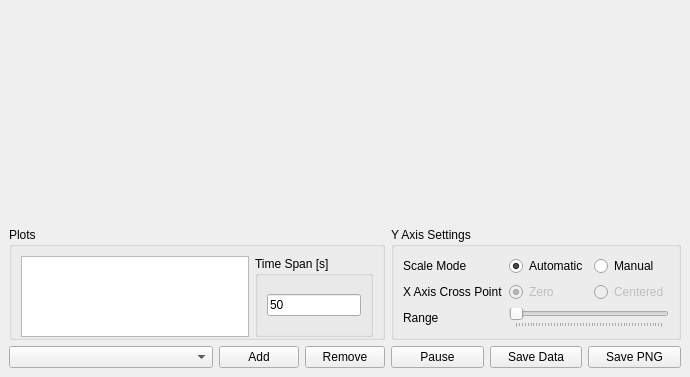
This is src/view/plotter_window.ui in skjafar/pcviewer as Qt 5 draws it before an edit. The edited form follows.
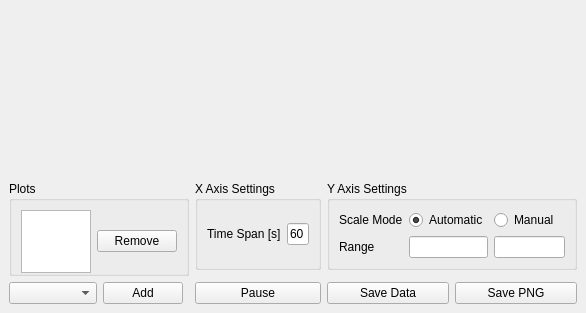
This is the edited form. Icons and pictures are not drawn. Custom widgets are drawn as their Qt base class.

Commit message: Fixed PF file reading, now read as decimal then converted to float\ Fixed plotter width settings\ loads even with no devices map file now

The edit to the form file:
```diff
--- a/src/view/plotter_window.ui
+++ b/src/view/plotter_window.ui
@@ -6,8 +6,8 @@
    <rect>
     <x>0</x>
     <y>0</y>
-    <width>690</width>
-    <height>377</height>
+    <width>579</width>
+    <height>313</height>
    </rect>
   </property>
   <property name="windowTitle">
@@ -27,7 +27,27 @@
     </item>
     <item>
      <layout class="QGridLayout" name="lytSettings">
-      <item row="1" column="1">
+      <property name="sizeConstraint">
+       <enum>QLayout::SetDefaultConstraint</enum>
+      </property>
+      <item row="2" column="4">
+       <widget class="QPushButton" name="btnSaveData">
+        <property name="text">
+         <string>Save Data</string>
+        </property>
+        <property name="icon">
+         <iconset resource="../resources.qrc">
+          <normaloff>:/resources/images/save.png</normaloff>:/resources/images/save.png</iconset>
+        </property>
+        <property name="iconSize">
+         <size>
+          <width>24</width>
+          <height>17</height>
+         </size>
+        </property>
+       </widget>
+      </item>
+      <item row="2" column="1">
        <widget class="QPushButton" name="btnAdd">
         <property name="text">
          <string>Add</string>
@@ -44,10 +64,10 @@
         </property>
        </widget>
       </item>
-      <item row="1" column="4">
-       <widget class="QPushButton" name="btnSaveData">
+      <item row="2" column="3">
+       <widget class="QPushButton" name="btnPause">
         <property name="text">
-         <string>Save Data</string>
+         <string>Pause</string>
         </property>
         <property name="icon">
          <iconset resource="../resources.qrc">
@@ -59,9 +79,12 @@
           <height>17</height>
          </size>
         </property>
+        <property name="checkable">
+         <bool>true</bool>
+        </property>
        </widget>
       </item>
-      <item row="1" column="0">
+      <item row="2" column="0">
        <widget class="QComboBox" name="cmbRegisters">
         <property name="sizePolicy">
          <sizepolicy hsizetype="Expanding" vsizetype="Fixed">
@@ -71,24 +94,7 @@
         </property>
        </widget>
       </item>
-      <item row="1" column="2">
-       <widget class="QPushButton" name="btnRemove">
-        <property name="text">
-         <string>Remove</string>
-        </property>
-        <property name="icon">
-         <iconset resource="../resources.qrc">
-          <normaloff>:/resources/images/remove.png</normaloff>:/resources/images/remove.png</iconset>
-        </property>
-        <property name="iconSize">
-         <size>
-          <width>24</width>
-          <height>17</height>
-         </size>
-        </property>
-       </widget>
-      </item>
-      <item row="1" column="5">
+      <item row="2" column="5">
        <widget class="QPushButton" name="btnSavePNG">
         <property name="text">
          <string>Save PNG</string>
@@ -105,57 +111,7 @@
         </property>
        </widget>
       </item>
-      <item row="0" column="0" colspan="3">
-       <widget class="QGroupBox" name="grpPlots">
-        <property name="sizePolicy">
-         <sizepolicy hsizetype="Preferred" vsizetype="Ignored">
-          <horstretch>0</horstretch>
-          <verstretch>0</verstretch>
-         </sizepolicy>
-        </property>
-        <property name="title">
-         <string>Plots</string>
-        </property>
-        <layout class="QGridLayout" name="gridLayout_3">
-         <property name="bottomMargin">
-          <number>0</number>
-         </property>
-         <item row="4" column="0" colspan="2">
-          <widget class="QListWidget" name="lstPlots">
-           <property name="sizePolicy">
-            <sizepolicy hsizetype="Expanding" vsizetype="Expanding">
-             <horstretch>0</horstretch>
-             <verstretch>0</verstretch>
-            </sizepolicy>
-           </property>
-          </widget>
-         </item>
-         <item row="4" column="2">
-          <widget class="QGroupBox" name="grpTimeSpan">
-           <property name="title">
-            <string>Time Span [s]</string>
-           </property>
-           <layout class="QGridLayout" name="gridLayout">
-            <item row="0" column="0">
-             <widget class="QLineEdit" name="txtTimeSpan">
-              <property name="sizePolicy">
-               <sizepolicy hsizetype="Preferred" vsizetype="Fixed">
-                <horstretch>0</horstretch>
-                <verstretch>0</verstretch>
-               </sizepolicy>
-              </property>
-              <property name="text">
-               <string>50</string>
-              </property>
-             </widget>
-            </item>
-           </layout>
-          </widget>
-         </item>
-        </layout>
-       </widget>
-      </item>
-      <item row="0" column="3" colspan="3">
+      <item row="0" column="4" colspan="2">
        <widget class="QGroupBox" name="grpYAxis">
         <property name="sizePolicy">
          <sizepolicy hsizetype="Preferred" vsizetype="Maximum">
@@ -190,13 +146,10 @@
            </attribute>
           </widget>
          </item>
-         <item row="1" column="1">
-          <widget class="QRadioButton" name="optZero">
-           <property name="enabled">
-            <bool>false</bool>
-           </property>
+         <item row="0" column="1">
+          <widget class="QRadioButton" name="optAutomatic">
            <property name="text">
-            <string>Zero</string>
+            <string>Automatic</string>
            </property>
            <property name="checked">
             <bool>true</bool>
@@ -206,7 +159,7 @@
            </attribute>
           </widget>
          </item>
-         <item row="2" column="0">
+         <item row="1" column="0">
           <widget class="QLabel" name="lblRange">
            <property name="text">
             <string>Range</string>
@@ -214,90 +167,133 @@
           </widget>
          </item>
          <item row="1" column="2">
-          <widget class="QRadioButton" name="optCentered">
-           <property name="enabled">
-            <bool>false</bool>
+          <widget class="QLineEdit" name="txtPlotUpper">
+           <property name="sizePolicy">
+            <sizepolicy hsizetype="MinimumExpanding" vsizetype="Fixed">
+             <horstretch>0</horstretch>
+             <verstretch>0</verstretch>
+            </sizepolicy>
            </property>
-           <property name="text">
-            <string>Centered</string>
+           <property name="minimumSize">
+            <size>
+             <width>71</width>
+             <height>0</height>
+            </size>
            </property>
            <attribute name="buttonGroup">
             <string notr="true">grpCrossPoint</string>
            </attribute>
           </widget>
          </item>
-         <item row="1" column="0">
-          <widget class="QLabel" name="lblXAxisCrossPoint">
+         <item row="1" column="1">
+          <widget class="QLineEdit" name="txtPlotLower">
            <property name="sizePolicy">
-            <sizepolicy hsizetype="Maximum" vsizetype="Preferred">
+            <sizepolicy hsizetype="MinimumExpanding" vsizetype="Fixed">
              <horstretch>0</horstretch>
              <verstretch>0</verstretch>
             </sizepolicy>
            </property>
-           <property name="text">
-            <string>X Axis Cross Point</string>
-           </property>
-          </widget>
-         </item>
-         <item row="0" column="1">
-          <widget class="QRadioButton" name="optAutomatic">
-           <property name="text">
-            <string>Automatic</string>
-           </property>
-           <property name="checked">
-            <bool>true</bool>
-           </property>
-           <attribute name="buttonGroup">
-            <string notr="true">grpScaleMode</string>
-           </attribute>
-          </widget>
-         </item>
-         <item row="2" column="1" colspan="2">
-          <widget class="QSlider" name="sliUnits">
-           <property name="enabled">
-            <bool>false</bool>
-           </property>
-           <property name="minimum">
-            <number>1</number>
-           </property>
-           <property name="maximum">
-            <number>500</number>
-           </property>
-           <property name="singleStep">
-            <number>10</number>
-           </property>
-           <property name="pageStep">
-            <number>50</number>
-           </property>
-           <property name="orientation">
-            <enum>Qt::Horizontal</enum>
-           </property>
-           <property name="tickPosition">
-            <enum>QSlider::TicksBelow</enum>
+           <property name="minimumSize">
+            <size>
+             <width>71</width>
+             <height>0</height>
+            </size>
            </property>
           </widget>
          </item>
         </layout>
        </widget>
       </item>
-      <item row="1" column="3">
-       <widget class="QPushButton" name="btnPause">
-        <property name="text">
-         <string>Pause</string>
+      <item row="0" column="3">
+       <widget class="QGroupBox" name="groupBox">
+        <property name="sizePolicy">
+         <sizepolicy hsizetype="Preferred" vsizetype="Preferred">
+          <horstretch>0</horstretch>
+          <verstretch>0</verstretch>
+         </sizepolicy>
         </property>
-        <property name="icon">
-         <iconset resource="../resources.qrc">
-          <normaloff>:/resources/images/pause.png</normaloff>:/resources/images/pause.png</iconset>
-        </property>
-        <property name="iconSize">
+        <property name="minimumSize">
          <size>
-          <width>24</width>
-          <height>17</height>
+          <width>0</width>
+          <height>79</height>
          </size>
         </property>
-        <property name="checkable">
-         <bool>true</bool>
+        <property name="title">
+         <string>X Axis Settings</string>
         </property>
+        <layout class="QGridLayout" name="gridLayout_6" columnstretch="0,0">
+         <item row="0" column="0">
+          <widget class="QLabel" name="lblDataSpan">
+           <property name="sizePolicy">
+            <sizepolicy hsizetype="Preferred" vsizetype="Preferred">
+             <horstretch>0</horstretch>
+             <verstretch>0</verstretch>
+            </sizepolicy>
+           </property>
+           <property name="text">
+            <string>Time Span [s]</string>
+           </property>
+          </widget>
+         </item>
+         <item row="0" column="1">
+          <widget class="QLineEdit" name="txtTimeSpan">
+           <property name="sizePolicy">
+            <sizepolicy hsizetype="Preferred" vsizetype="Fixed">
+             <horstretch>0</horstretch>
+             <verstretch>0</verstretch>
+            </sizepolicy>
+           </property>
+           <property name="text">
+            <string>60</string>
+           </property>
+          </widget>
+         </item>
+        </layout>
+       </widget>
+      </item>
+      <item row="0" column="0" rowspan="2" colspan="3">
+       <widget class="QGroupBox" name="grpPlots">
+        <property name="sizePolicy">
+         <sizepolicy hsizetype="Preferred" vsizetype="Ignored">
+          <horstretch>0</horstretch>
+          <verstretch>0</verstretch>
+         </sizepolicy>
+        </property>
+        <property name="title">
+         <string>Plots</string>
+        </property>
+        <layout class="QGridLayout" name="gridLayout_3">
+         <property name="bottomMargin">
+          <number>0</number>
+         </property>
+         <item row="0" column="1">
+          <widget class="QListWidget" name="lstPlots">
+           <property name="sizePolicy">
+            <sizepolicy hsizetype="Expanding" vsizetype="Expanding">
+             <horstretch>0</horstretch>
+             <verstretch>0</verstretch>
+            </sizepolicy>
+           </property>
+          </widget>
+         </item>
+         <item row="0" column="2">
+          <widget class="QPushButton" name="btnRemove">
+           <property name="text">
+            <string>Remove</string>
+           </property>
+           <property name="icon">
+            <iconset resource="../resources.qrc">
+             <normaloff>:/resources/images/remove.png</normaloff>:/resources/images/remove.png</iconset>
+           </property>
+           <property name="iconSize">
+            <size>
+             <width>24</width>
+             <height>17</height>
+            </size>
+           </property>
+          </widget>
+         </item>
+        </layout>
        </widget>
       </item>
      </layout>
```
Left out of the diff: 8 changed lines with no effect on the pictures. The commit also changes 24 other files.
